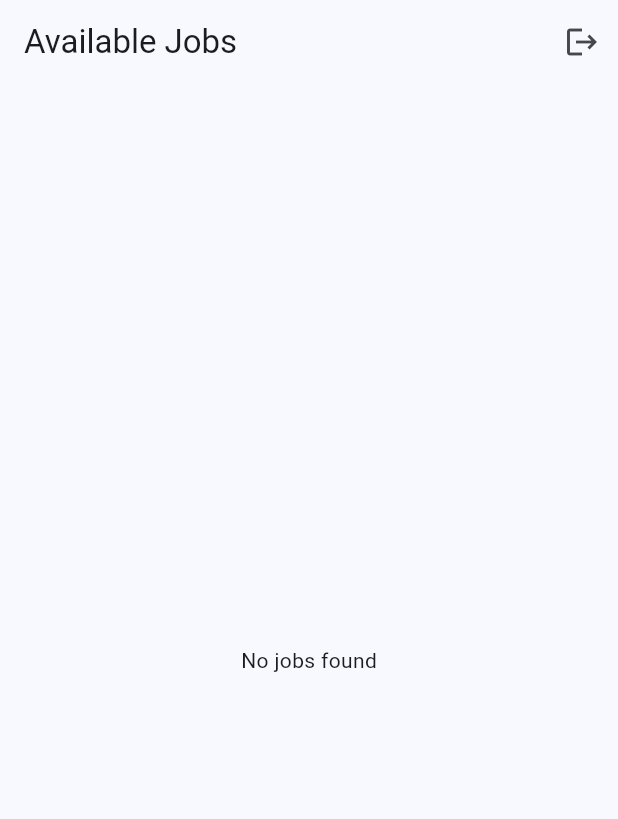
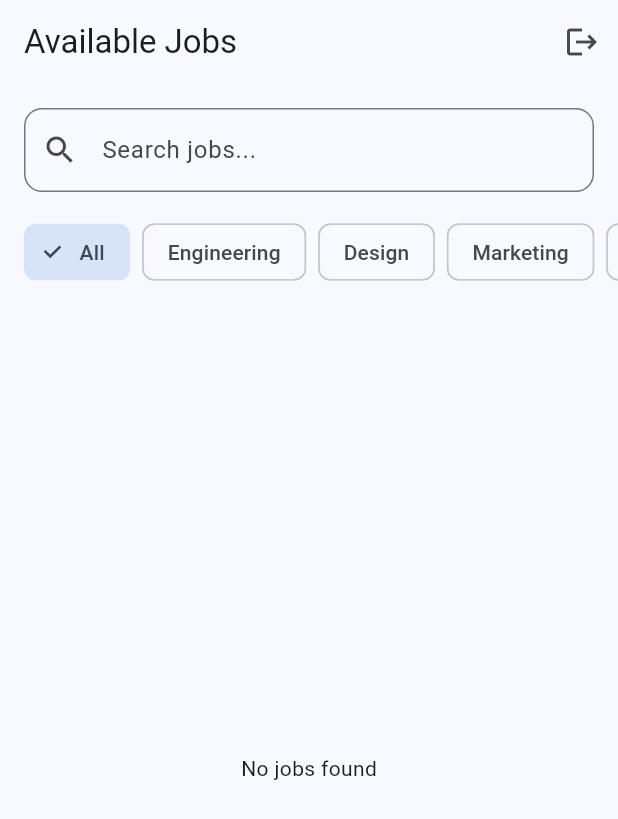
Before and after one commit to sishanhewa/SE3090_SE012, a Flutter app: the JobListScreen screen opened by its route, on a phone screen of 412 x 824 dp. Shown: the top 819 px of the screen. Run offline on Flutter 3.47's test engine with Material 3 defaults, Android fonts, the phone set to English and light mode, and no system bars; our stand-ins replace go_router, shared_preferences; accounts and stored records are empty; statements that could not run were skipped.

Commit message:
feat(flutter): add job list search, filtering, and job details screen

```diff
--- a/frontend/flutter_app/lib/features/jobs/screens/job_list_screen.dart
+++ b/frontend/flutter_app/lib/features/jobs/screens/job_list_screen.dart
@@ -3,6 +3,7 @@ import 'package:flutter/material.dart';
 import 'package:provider/provider.dart';
 import '../../core/api/api_client.dart';
 import '../../core/auth/auth_provider.dart';
+import 'job_detail_screen.dart';
 
 class JobListScreen extends StatefulWidget {
   const JobListScreen({Key? key}) : super(key: key);
@@ -15,6 +16,11 @@ class _JobListScreenState extends State<JobListScreen> {
   final ApiClient _apiClient = ApiClient();
   List<dynamic> _jobs = [];
   bool _isLoading = true;
+  String _searchQuery = '';
+  String? _selectedDepartment;
+
+  // Mock list of departments for filtering
+  final List<String> _departments = ['Engineering', 'Design', 'Marketing', 'Sales', 'HR'];
 
   @override
   void initState() {
@@ -23,22 +29,35 @@ class _JobListScreenState extends State<JobListScreen> {
   }
 
   Future<void> _fetchJobs() async {
+    setState(() => _isLoading = true);
     try {
-      // In sprint 1, we might just pass a generic company ID or use a different endpoint
-      // Assuming GET /api/companies/{id}/jobs or a global GET /api/jobs
-      final response = await _apiClient.get('/companies/00000000-0000-0000-0000-000000000000/jobs'); // Placeholder
+      // Query builder
+      String query = '?Status=1'; // Published
+      if (_searchQuery.isNotEmpty) {
+        query += '&Search=${Uri.encodeComponent(_searchQuery)}';
+      }
+      if (_selectedDepartment != null) {
+        query += '&Department=${Uri.encodeComponent(_selectedDepartment!)}';
+      }
+
+      final response = await _apiClient.get('/jobs$query');
       if (response.statusCode == 200) {
         final data = jsonDecode(response.body);
         setState(() {
           _jobs = data['items'] ?? [];
           _isLoading = false;
         });
+      } else {
+        setState(() => _isLoading = false);
       }
     } catch (e) {
-      setState(() {
-        _isLoading = false;
-      });
+      setState(() => _isLoading = false);
     }
+  }
+
+  void _onSearchChanged(String value) {
+    _searchQuery = value;
+    _fetchJobs();
   }
 
   @override
@@ -55,7 +74,54 @@ class _JobListScreenState extends State<JobListScreen> {
           ),
         ],
       ),
-      body: _isLoading
+      body: Column(
+        children: [
+          Padding(
+            padding: const EdgeInsets.all(16.0),
+            child: TextField(
+              decoration: InputDecoration(
+                hintText: 'Search jobs...',
+                prefixIcon: const Icon(Icons.search),
+                border: OutlineInputBorder(
+                  borderRadius: BorderRadius.circular(12),
+                ),
+              ),
+              onSubmitted: _onSearchChanged,
+            ),
+          ),
+          SingleChildScrollView(
+            scrollDirection: Axis.horizontal,
+            padding: const EdgeInsets.symmetric(horizontal: 16.0),
+            child: Row(
+              children: [
+                FilterChip(
+                  label: const Text('All'),
+                  selected: _selectedDepartment == null,
+                  onSelected: (selected) {
+                    if (selected) {
+                      setState(() => _selectedDepartment = null);
+                      _fetchJobs();
+                    }
+                  },
+                ),
+                const SizedBox(width: 8),
+                ..._departments.map((dept) => Padding(
+                  padding: const EdgeInsets.only(right: 8.0),
+                  child: FilterChip(
+                    label: Text(dept),
+                    selected: _selectedDepartment == dept,
+                    onSelected: (selected) {
+                      setState(() => _selectedDepartment = selected ? dept : null);
+                      _fetchJobs();
+                    },
+                  ),
+                )).toList(),
+              ],
+            ),
+          ),
+          const SizedBox(height: 8),
+          Expanded(
+            child: _isLoading
                 ? const Center(child: CircularProgressIndicator())
                 : _jobs.isEmpty
                     ? const Center(child: Text('No jobs found'))
@@ -70,12 +136,20 @@ class _JobListScreenState extends State<JobListScreen> {
                               subtitle: Text(job['department'] ?? 'No department'),
                               trailing: const Icon(Icons.chevron_right),
                               onTap: () {
-                          // TODO: Navigate to Job Details
+                                Navigator.push(
+                                  context,
+                                  MaterialPageRoute(
+                                    builder: (context) => JobDetailScreen(jobId: job['id']),
+                                  ),
+                                );
                               },
                             ),
                           );
                         },
                       ),
+          ),
+        ],
+      ),
     );
   }
 }
```
Also changed, not shown: frontend/flutter_app/lib/features/jobs/screens/job_detail_screen.dart (added, +119 -0 lines). Lines whose indentation alone changed are shown as unchanged.
